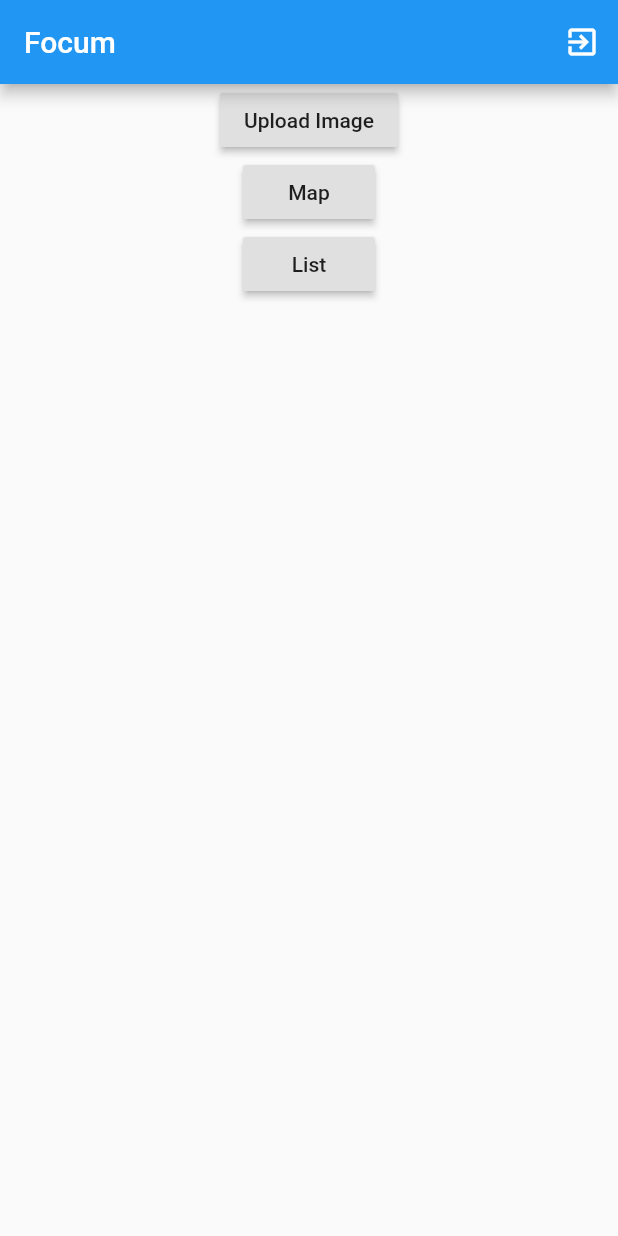
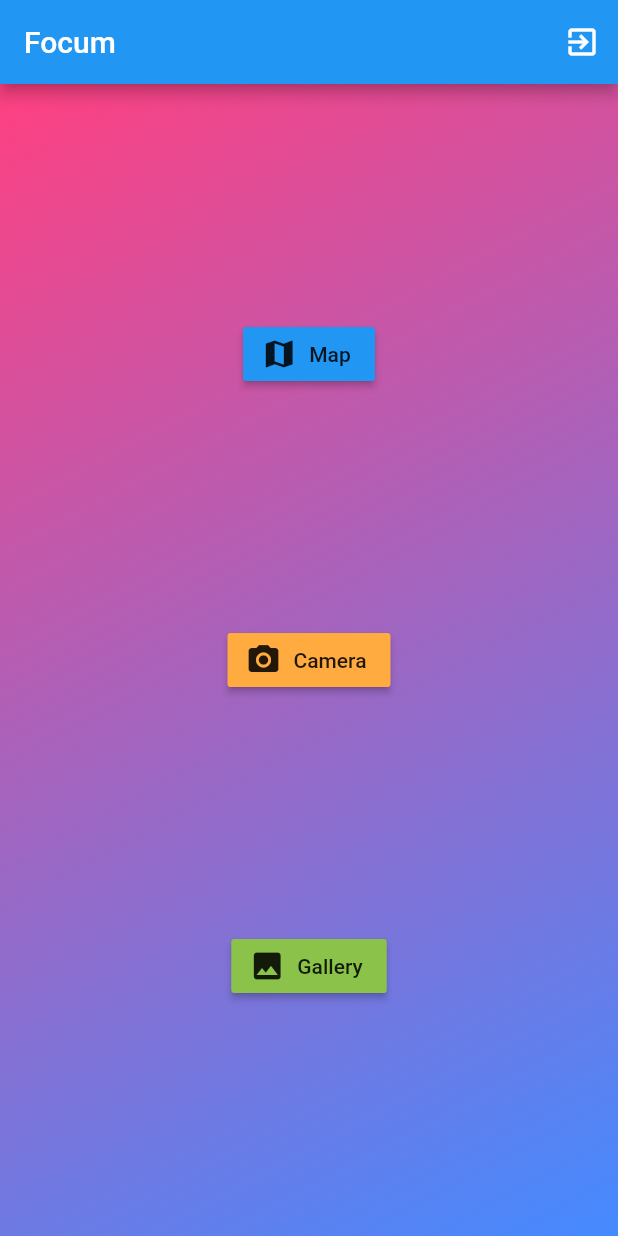
Before and after one commit to LWZearfoss/Focum, a Flutter app: the HomePage screen opened directly, on a phone screen of 412 x 824 dp. Run offline on Flutter 3.47's test engine with Material 2 defaults, Android fonts, the phone set to English and light mode, and no system bars; our stand-ins replace cloud_firestore, firebase_auth, firebase_storage, geolocator, google_maps_flutter, google_sign_in and 2 more; missing offline and left inert: exif, google_map_location_picker; accounts and stored records are empty.

Commit message:
Add homescreen design

```diff
--- a/lib/home.dart
+++ b/lib/home.dart
@@ -25,30 +25,48 @@ class HomePage extends StatelessWidget {
         ],
       ),
       body: Center(
+        child: Container(
+          decoration: BoxDecoration(
+            gradient: LinearGradient(
+                begin: Alignment.topLeft,
+                end: Alignment.bottomRight,
+                colors: [Colors.pinkAccent, Colors.blueAccent]
+            ),
+          ),
+          child: Row(
+            //mainAxisAlignment: MainAxisAlignment.center,
+            children: <Widget>[
+              Expanded(
                   child: Column(
+                    crossAxisAlignment: CrossAxisAlignment.center,
+                    mainAxisAlignment: MainAxisAlignment.spaceEvenly,
                     children: <Widget>[
-            RaisedButton(
-              child: Text('Upload Image'),
-              onPressed: () {
+                      RaisedButton.icon(onPressed: () {
                         Navigator.push(context,
-                    MaterialPageRoute(builder: (context) => UploadPage()));
-              },
+                            MaterialPageRoute(builder: (context) => PostMapPage()));},
+                        icon: Icon(Icons.map),
+                        label: Text("Map"),
+                        color: Colors.blue,
                       ),
-            RaisedButton(
-              child: Text('Map'),
-              onPressed: () {
+                      RaisedButton.icon(onPressed: () {
                         Navigator.push(context,
-                    MaterialPageRoute(builder: (context) => PostMapPage()));
-              },
+                            MaterialPageRoute(builder: (context) => UploadPage()));},
+                        icon: Icon(Icons.photo_camera),
+                        label: Text("Camera"),
+                        color: Colors.orangeAccent,
                       ),
-            RaisedButton(
-              child: Text('List'),
-              onPressed: () {
+                      RaisedButton.icon(onPressed: () {
                         Navigator.push(context,
-                    MaterialPageRoute(builder: (context) => PostListPage()));
-              },
+                            MaterialPageRoute(builder: (context) => PostListPage()));},
+                          icon: Icon(Icons.photo),
+                          label: Text("Gallery"),
+                          color: Colors.lightGreen
                       ),
                     ],
+                  )
+              )
+            ],
+          ),
         ),
       ),
     );
--- a/lib/map.dart
+++ b/lib/map.dart
@@ -51,6 +51,8 @@ class PostMapState extends State<PostMap> {
       infoWindow: InfoWindow(title: post['address'])
     );
 
+    //
+
     markers[markerId] = marker;
   }
 
```
Also changed, not shown: lib/auth.dart (line endings or trailing spaces). Lines whose indentation alone changed are shown as unchanged.
